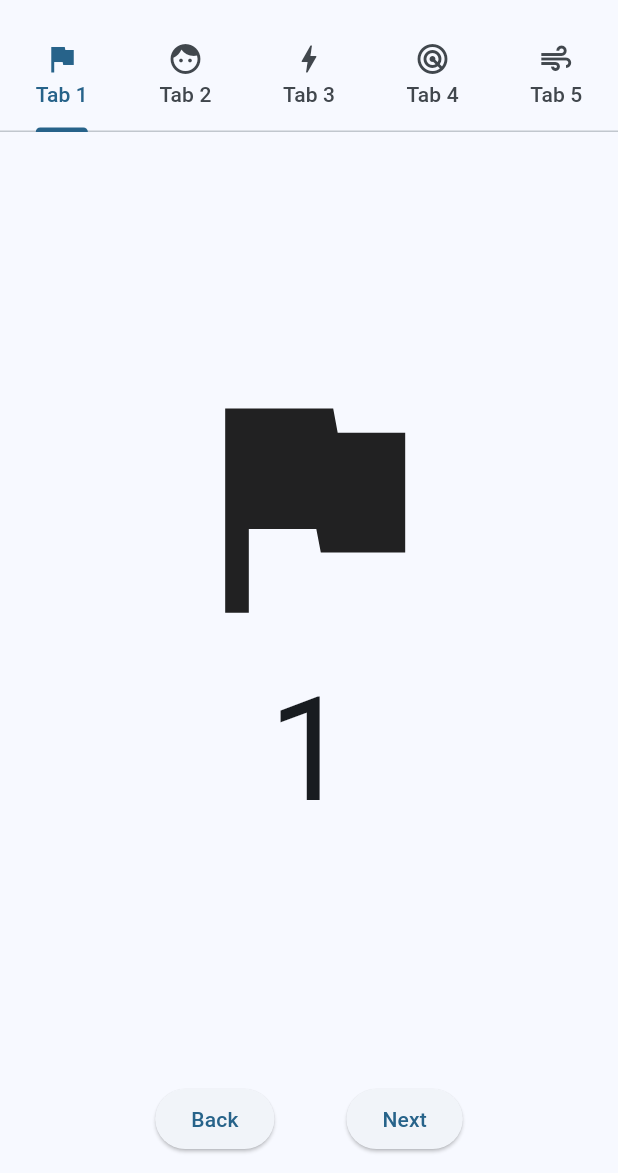
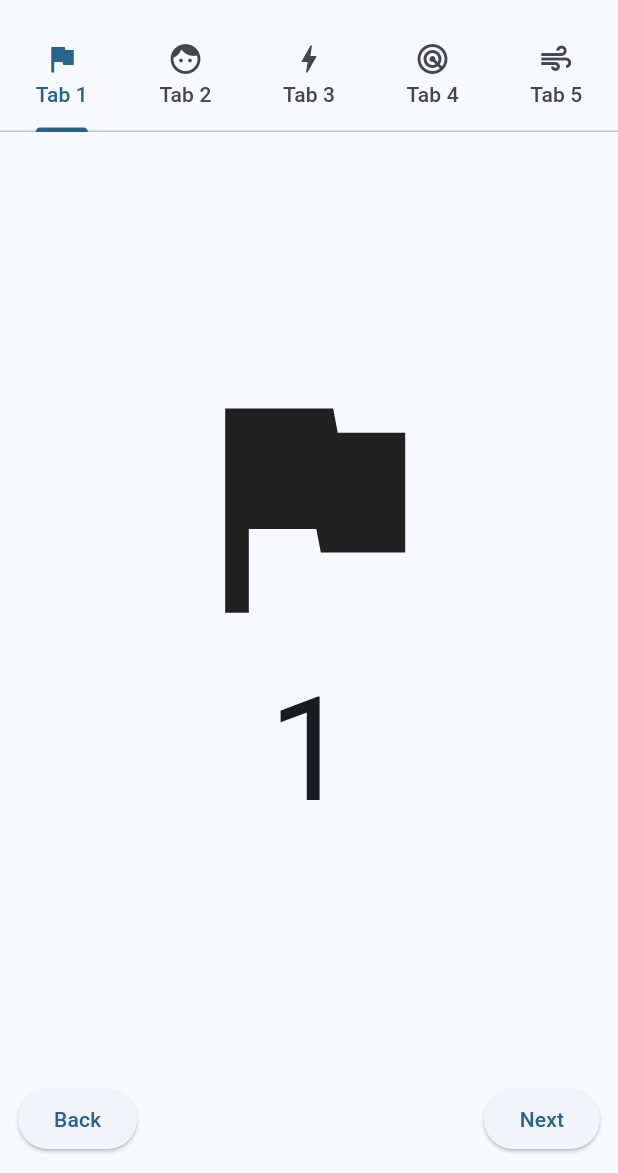
Before and after one commit to meowmeowahr/flutter_tabbed_app, a Flutter app: the screen it shows after launch, on a phone screen of 412 x 824 dp, the part 63-1236 px from its top. Run offline on Flutter 3.47's test engine with Material 2 defaults, Android fonts, the phone set to English and light mode, and no system bars.

Commit message:
Improve spacing between Back and Next buttons

```diff
--- a/lib/main.dart
+++ b/lib/main.dart
@@ -175,15 +175,17 @@ class PageTestWidget extends StatelessWidget {
           Row(
             mainAxisAlignment: MainAxisAlignment.center,
             children: [
+              const SizedBox(width: 12),
               ElevatedButton(
                 onPressed: onPrev,
                 child: const Text("Back"),
               ),
-              const SizedBox(width: 48),
+              const Spacer(),
               ElevatedButton(
                 onPressed: onNext,
                 child: const Text("Next"),
               ),
+              const SizedBox(width: 12),
             ],
           ),
           const SizedBox(height: 12),
```
